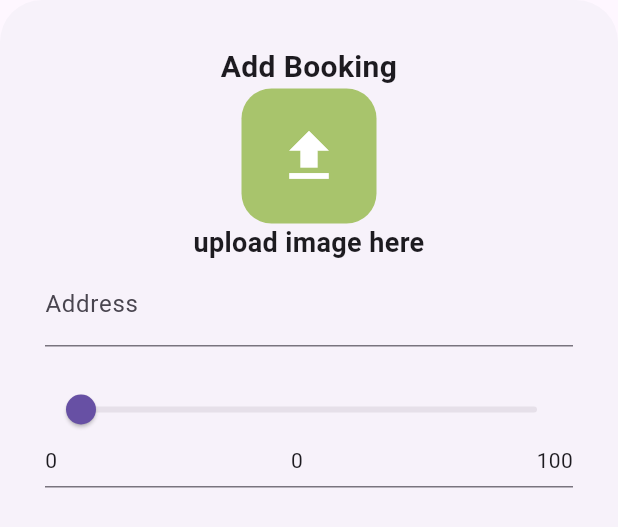
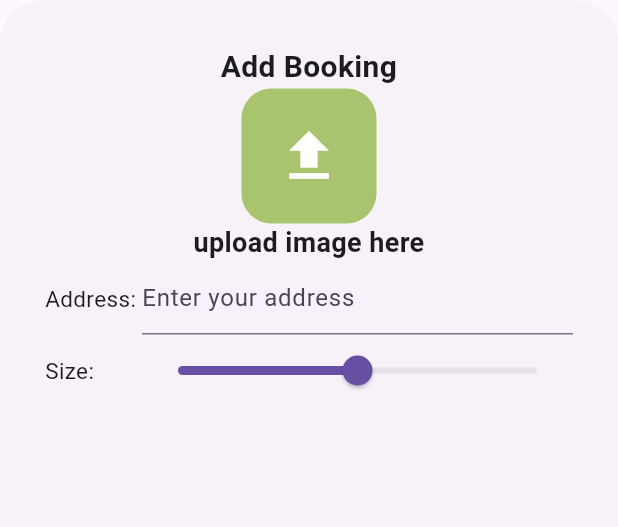
Before and after one commit to ganthegun/sep_hcms, a Flutter app: the BookingForm widget shown alone on an empty page, opened directly, on a phone screen of 412 x 824 dp. Shown: the top 527 px of the screen. Run offline on Flutter 3.47's test engine with Material 3 defaults, Android fonts, the phone set to English and light mode, and no system bars; drawn by our look-alikes of flutter_form_builder; our stand-ins replace file_picker, firebase_core, go_router, google_nav_bar; accounts and stored records are empty; generated files the repository leaves out were written again.

Commit message:
latest update

```diff
--- a/lib/main.dart
+++ b/lib/main.dart
@@ -1,11 +1,24 @@
 import 'package:flutter/material.dart';
 import 'package:sep_hcms/route.dart';
+import 'package:firebase_core/firebase_core.dart';
+import 'firebase_options.dart';
 
 void main() async {
-  runApp(
-    MaterialApp.router(
+  WidgetsFlutterBinding.ensureInitialized();
+  await Firebase.initializeApp(
+    options: DefaultFirebaseOptions.currentPlatform,
+  );
+  runApp(const MyApp());
+}
+
+class MyApp extends StatelessWidget {
+  const MyApp({super.key});
+
+  @override
+  Widget build(BuildContext context) {
+    return MaterialApp.router(
       routerConfig: router,
       debugShowCheckedModeBanner: false,
-    ),
-  );
+    );
+  }
 }
--- a/lib/view/page/booking/booking_form.dart
+++ b/lib/view/page/booking/booking_form.dart
@@ -1,10 +1,17 @@
 import 'package:flutter/material.dart';
-import 'package:flutter_form_builder/flutter_form_builder.dart';
+import 'package:file_picker/file_picker.dart';
 
-class BookingForm extends StatelessWidget {
+class BookingForm extends StatefulWidget {
+  BookingForm({super.key});
+
+  @override
+  State<BookingForm> createState() => _BookingFormState();
+}
+
+class _BookingFormState extends State<BookingForm> {
   final _formKey = GlobalKey<FormState>();
 
-  BookingForm({super.key});
+  double _size = 50.0;
 
   @override
   Widget build(BuildContext context) {
@@ -13,6 +20,8 @@ class BookingForm extends StatelessWidget {
       builder: (BuildContext context) => Container(
         height: MediaQuery.of(context).size.height * 0.75,
         padding: const EdgeInsets.fromLTRB(30, 30, 30, 30),
+        child: Form(
+          key: _formKey,
           child: ListView(
             children: [
               const Text(
@@ -24,9 +33,7 @@ class BookingForm extends StatelessWidget {
                 ),
               ),
               Center(
-              child: Column(
-                children: [
-                  InkWell(
+                child: InkWell(
                   onTap: () {},
                   borderRadius: BorderRadius.circular(20),
                   splashFactory: InkRipple.splashFactory,
@@ -45,6 +52,7 @@ class BookingForm extends StatelessWidget {
                     ),
                   ),
                 ),
+              ),
               const Text(
                 'upload image here',
                 style: TextStyle(
@@ -53,30 +61,65 @@ class BookingForm extends StatelessWidget {
                 ),
                 textAlign: TextAlign.center,
               ),
+              Table(
+                border: null,
+                columnWidths: <int, TableColumnWidth>{
+                  0: IntrinsicColumnWidth(),
+                  1: FlexColumnWidth(),
+                },
+                children: <TableRow>[
+                  TableRow(
+                    children: [
+                      TableCell(
+                        verticalAlignment: TableCellVerticalAlignment.middle,
+                        child: Text(
+                          "Address: ",
+                          style: TextStyle(
+                            fontSize: 15,
+                          ),
+                        ),
+                      ),
+                      TableCell(
+                        child: TextField(
+                          decoration: InputDecoration(
+                            hintText: "Enter your address",
+                          ),
+                        ),
+                      )
                     ],
                   ),
-            ),
-            FormBuilder(
-              key: _formKey,
-              child: Column(
+                  TableRow(
                     children: [
-                  FormBuilderTextField(
-                    name: 'address',
-                    decoration: const InputDecoration(
-                      labelText: 'Address',
-                      hintText: 'Enter Address',
+                      TableCell(
+                        verticalAlignment: TableCellVerticalAlignment.middle,
+                        child: Text(
+                          "Size:",
+                          style: TextStyle(
+                            fontSize: 15,
                           ),
                         ),
-                  FormBuilderSlider(
-                    name: 'size',
-                    initialValue: 0,
-                    min: 0,
-                    max: 100,
+                      ),
+                      TableCell(
+                        child: Slider(
+                          value: _size,
+                          min: 0.0,
+                          max: 100.0,
+                          divisions: 10000,
+                          label: _size.toStringAsPrecision(4) + "sqft",
+                          onChanged: (double value) {
+                            setState(() {
+                              _size = value;
+                            });
+                          },
+                        ),
+                      )
+                    ],
                   ),
                 ],
               ),
+              // DatePickerDialog(firstDate: firstDate, lastDate: lastDate)
+            ],
           ),
-          ],
         ),
       ),
     );
--- a/pubspec.yaml
+++ b/pubspec.yaml
@@ -36,7 +36,8 @@ dependencies:
   cupertino_icons: ^1.0.8
   go_router: ^14.6.2
   google_nav_bar: ^5.0.7
-  flutter_form_builder: ^9.5.0
+  file_picker: 8.1.4
+  firebase_core: ^3.8.1
 
 dev_dependencies:
   flutter_test:
```
Also changed, not shown: pubspec.lock, 7 other files. Lines whose indentation alone changed are shown as unchanged.
